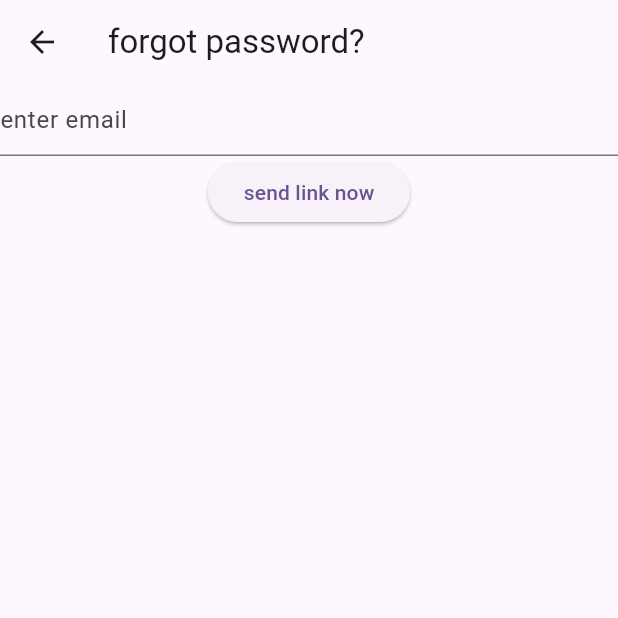
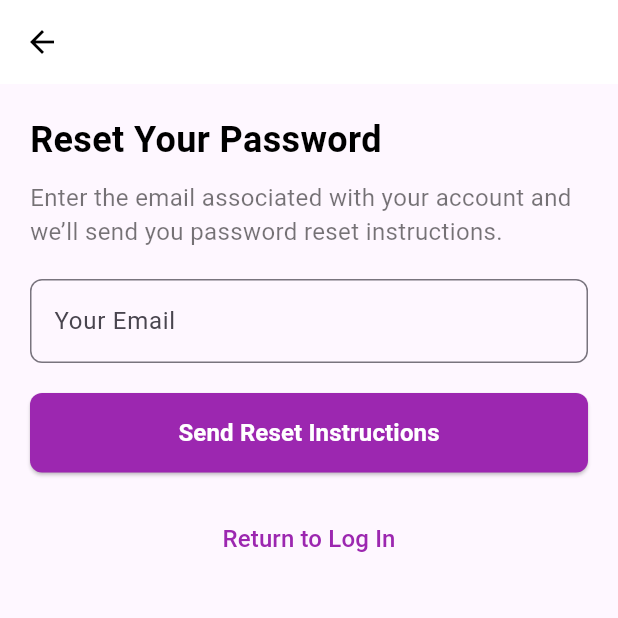
Before and after one commit to HernandoBun/gacortask, a Flutter app: the screen it shows after launch, after a tap on "Forgot password?", on a phone screen of 412 x 824 dp, the top half of it. Run offline on Flutter 3.47's test engine with Material 3 defaults, Android fonts, the phone set to English and light mode, and no system bars; our stand-ins replace carousel_slider, firebase_auth, firebase_core, fl_chart, get, smooth_page_indicator; accounts and stored records are empty.

Commit message:
Membuat halaman forgot password

```diff
--- a/lib/screens/forgot.dart
+++ b/lib/screens/forgot.dart
@@ -1,39 +1,129 @@
 import 'package:flutter/material.dart';
 import 'package:firebase_auth/firebase_auth.dart';
 
-class Forgot extends StatefulWidget {
-  const Forgot({super.key});
+class ForgotPassword extends StatefulWidget {
+  const ForgotPassword({super.key});
 
   @override
-  State<Forgot> createState() => _ForgotState();
+  State<ForgotPassword> createState() => _ForgotPasswordState();
 }
 
-class _ForgotState extends State<Forgot> {
-  TextEditingController email = TextEditingController();
+class _ForgotPasswordState extends State<ForgotPassword> {
+  final TextEditingController emailController = TextEditingController();
+  final GlobalKey<ScaffoldMessengerState> scaffoldMessengerKey =
+      GlobalKey<ScaffoldMessengerState>();
 
-  reset() async {
+  void resetPassword() async {
+    try {
       await FirebaseAuth.instance.sendPasswordResetEmail(
-      email: email.text,
+        email: emailController.text.trim(),
       );
+      scaffoldMessengerKey.currentState?.showSnackBar(
+        const SnackBar(
+          content: Text('Password reset email sent successfully.'),
+          backgroundColor: Colors.green,
+        ),
+      );
+    } catch (e) {
+      scaffoldMessengerKey.currentState?.showSnackBar(
+        SnackBar(
+          content: Text(e.toString()),
+          backgroundColor: Colors.red,
+        ),
+      );
+    }
   }
 
   @override
   Widget build(BuildContext context) {
-    return Scaffold(
+    return MaterialApp(
+      scaffoldMessengerKey: scaffoldMessengerKey,
+      home: Scaffold(
         appBar: AppBar(
-        title: const Text('forgot password?'),
+          backgroundColor: Colors.white,
+          elevation: 0,
+          leading: IconButton(
+            icon: const Icon(Icons.arrow_back, color: Colors.black),
+            onPressed: () => Navigator.of(context).pop(),
           ),
-      body: Column(
+        ),
+        body: Padding(
+          padding: const EdgeInsets.all(20.0),
+          child: Column(
+            crossAxisAlignment: CrossAxisAlignment.start,
             children: [
+              const Text(
+                'Reset Your Password',
+                style: TextStyle(
+                  fontSize: 24,
+                  fontWeight: FontWeight.bold,
+                  color: Colors.black,
+                ),
+              ),
+              const SizedBox(height: 10),
+              const Text(
+                'Enter the email associated with your account and we’ll send you password reset instructions.',
+                style: TextStyle(
+                  fontSize: 16,
+                  color: Colors.black54,
+                ),
+              ),
+              const SizedBox(height: 20),
               TextField(
-            controller: email,
-            decoration: const InputDecoration(hintText: 'enter email'),
+                controller: emailController,
+                decoration: InputDecoration(
+                  hintText: 'Your Email',
+                  border: OutlineInputBorder(
+                    borderRadius: BorderRadius.circular(8.0),
                   ),
-          ElevatedButton(
-            onPressed: (() => reset()),
-            child: const Text('send link now'),
+                  focusedBorder: OutlineInputBorder(
+                    borderSide: BorderSide(color: Colors.purple.shade400),
+                  ),
+                ),
+                keyboardType: TextInputType.emailAddress,
+              ),
+              const SizedBox(height: 20),
+              SizedBox(
+                width: double.infinity,
+                child: ElevatedButton(
+                  style: ElevatedButton.styleFrom(
+                    foregroundColor: Colors.white,
+                    backgroundColor: Colors.purple,
+                    shape: RoundedRectangleBorder(
+                      borderRadius: BorderRadius.circular(8.0),
+                    ),
+                  ),
+                  onPressed: resetPassword,
+                  child: const Padding(
+                    padding: EdgeInsets.symmetric(vertical: 15.0),
+                    child: Text(
+                      'Send Reset Instructions',
+                      style: TextStyle(
+                        fontSize: 16,
+                        fontWeight: FontWeight.bold,
+                      ),
+                    ),
+                  ),
+                ),
+              ),
+              const SizedBox(height: 20),
+              Center(
+                child: TextButton(
+                  onPressed: () {
+                    Navigator.pop(context);
+                  },
+                  child: const Text(
+                    'Return to Log In',
+                    style: TextStyle(
+                      color: Colors.purple,
+                      fontSize: 16,
+                    ),
+                  ),
+                ),
               ),
             ],
+          ),
+        ),
       ),
     );
   }
--- a/lib/screens/login.dart
+++ b/lib/screens/login.dart
@@ -119,7 +119,7 @@ class _LoginScreenState extends State<LoginScreen> {
                         Align(
                           alignment: Alignment.centerRight,
                           child: TextButton(
-                            onPressed: () => Get.to(const Forgot()),
+                            onPressed: () => Get.to(const ForgotPassword()),
                             child: const Text('Forgot password?'),
                           ),
                         ),
```
Lines whose indentation alone changed are shown as unchanged.
